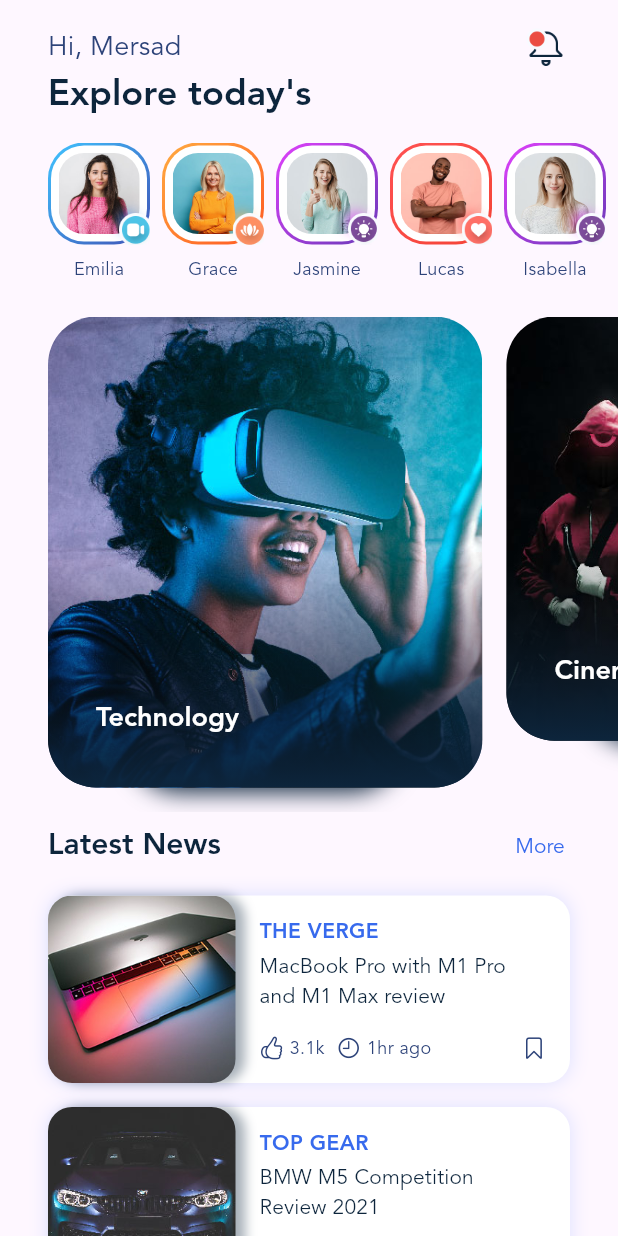
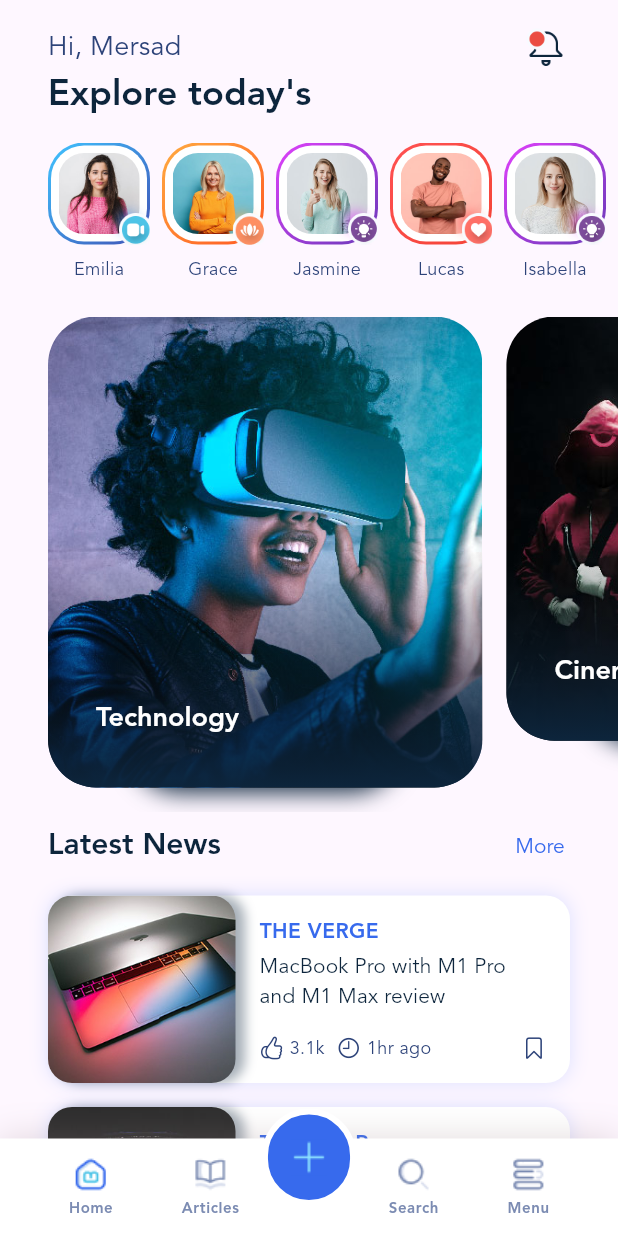
Before and after one commit to MersadMolaei/BlogClub, a Flutter app: the screen it shows after launch, on a phone screen of 412 x 824 dp. Run offline on Flutter 3.47's test engine with Material 2 defaults, Android fonts, the phone set to English and light mode, and no system bars.

Commit message:
implemented: BottomNavigation and BottomNavigationItem [Just the UI]

```diff
--- a/lib/main.dart
+++ b/lib/main.dart
@@ -3,8 +3,16 @@ import 'package:blog_club/data.dart';
 import 'package:blog_club/gen/assets.gen.dart';
 import 'package:flutter/cupertino.dart';
 import 'package:flutter/material.dart';
+import 'package:flutter/services.dart';
 
 void main() {
+  SystemChrome.setSystemUIOverlayStyle(const SystemUiOverlayStyle(
+    statusBarColor: Colors.white,
+    statusBarIconBrightness: Brightness.dark,
+    systemNavigationBarColor: Colors.white,
+    systemNavigationBarIconBrightness: Brightness.dark,
+  ));
+
   runApp(const MyApp());
 }
 
@@ -63,6 +71,12 @@ class MyApp extends StatelessWidget {
               color: primaryTextColor,
               fontSize: 24,
               fontWeight: FontWeight.w700),
+          bodySmall: TextStyle(
+            fontFamily: defaultFontFamily,
+            fontWeight: FontWeight.w700,
+            color: Color(0xff7B8BB2),
+            fontSize: 10,
+          ),
           bodyMedium: TextStyle(
             fontFamily: defaultFontFamily,
             color: secondaryTextColor,
@@ -70,7 +84,12 @@ class MyApp extends StatelessWidget {
           ),
         ),
       ),
-      home: const HomeScreen(),
+      home: const Stack(
+        children: [
+          Positioned.fill(child: HomeScreen()),
+          Positioned(bottom: 0, left: 0, right: 0, child: BottomNavigation())
+        ],
+      ),
     );
   }
 }
@@ -574,3 +593,92 @@ class PostItem extends StatelessWidget {
     );
   }
 }
+
+class BottomNavigation extends StatelessWidget {
+  const BottomNavigation({super.key});
+
+  @override
+  Widget build(BuildContext context) {
+    return SizedBox(
+      height: 85,
+      child: Stack(
+        children: [
+          Positioned(
+            bottom: 0,
+            left: 0,
+            right: 0,
+            child: Container(
+              height: 65,
+              decoration: BoxDecoration(color: Colors.white, boxShadow: [
+                BoxShadow(
+                  blurRadius: 20,
+                  color: const Color(0xff9B8487).withOpacity(0.30),
+                )
+              ]),
+              child: Row(
+                  mainAxisAlignment: MainAxisAlignment.spaceEvenly,
+                  children: [
+                    BottomNavigationItem(
+                        iconFileName: Assets.img.icons.home.path,
+                        activeiconFileName: Assets.img.icons.home.path,
+                        title: 'Home'),
+                    BottomNavigationItem(
+                        iconFileName: Assets.img.icons.articles.path,
+                        activeiconFileName: Assets.img.icons.articles.path,
+                        title: 'Articles'),
+                    const SizedBox(width: 8),
+                    BottomNavigationItem(
+                        iconFileName: Assets.img.icons.search.path,
+                        activeiconFileName: Assets.img.icons.search.path,
+                        title: 'Search'),
+                    BottomNavigationItem(
+                        iconFileName: Assets.img.icons.menu.path,
+                        activeiconFileName: Assets.img.icons.menu.path,
+                        title: 'Menu'),
+                  ]),
+            ),
+          ),
+          Center(
+            child: Container(
+              width: 65,
+              height: 85,
+              alignment: Alignment.topCenter,
+              child: Container(
+                  height: 65,
+                  decoration: BoxDecoration(
+                    borderRadius: BorderRadius.circular(32.5),
+                    color: const Color(0xff376AED),
+                    border: Border.all(color: Colors.white, width: 4),
+                  ),
+                  child: Image.asset(Assets.img.icons.plus.path)),
+            ),
+          )
+        ],
+      ),
+    );
+  }
+}
+
+class BottomNavigationItem extends StatelessWidget {
+  final String iconFileName;
+  final String activeiconFileName;
+  final String title;
+
+  const BottomNavigationItem(
+      {super.key,
+      required this.iconFileName,
+      required this.activeiconFileName,
+      required this.title});
+
+  @override
+  Widget build(BuildContext context) {
+    return Column(
+      mainAxisAlignment: MainAxisAlignment.center,
+      children: [
+        Image.asset(iconFileName),
+        const SizedBox(height: 4),
+        Text(title, style: Theme.of(context).textTheme.bodySmall),
+      ],
+    );
+  }
+}
```
